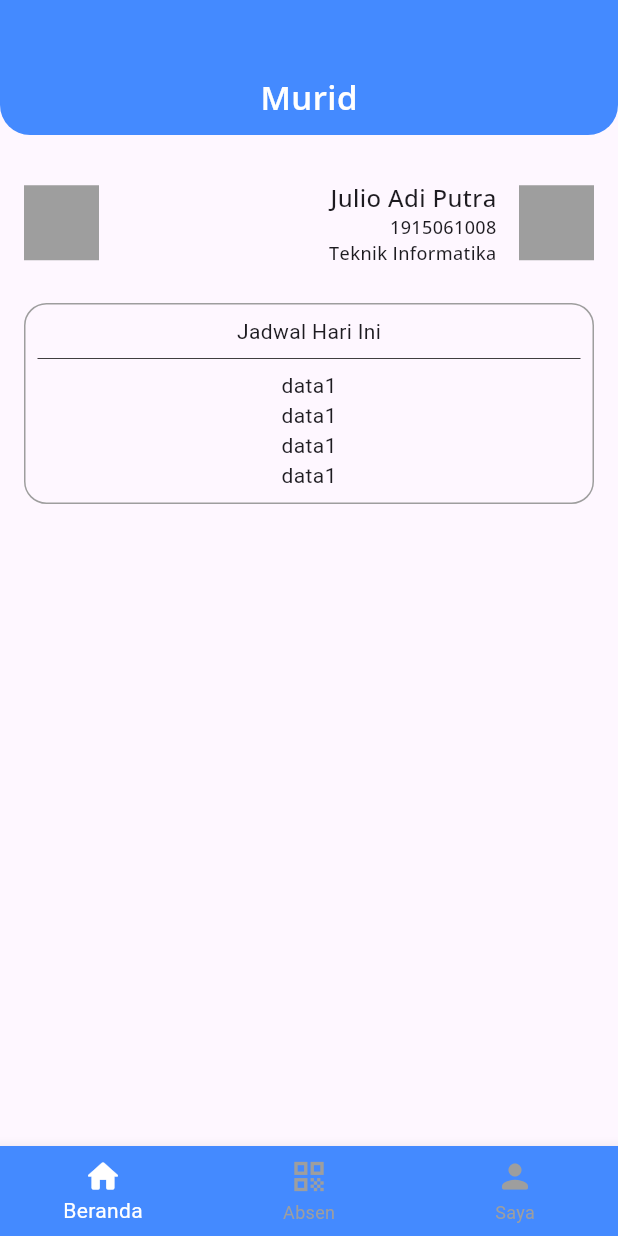
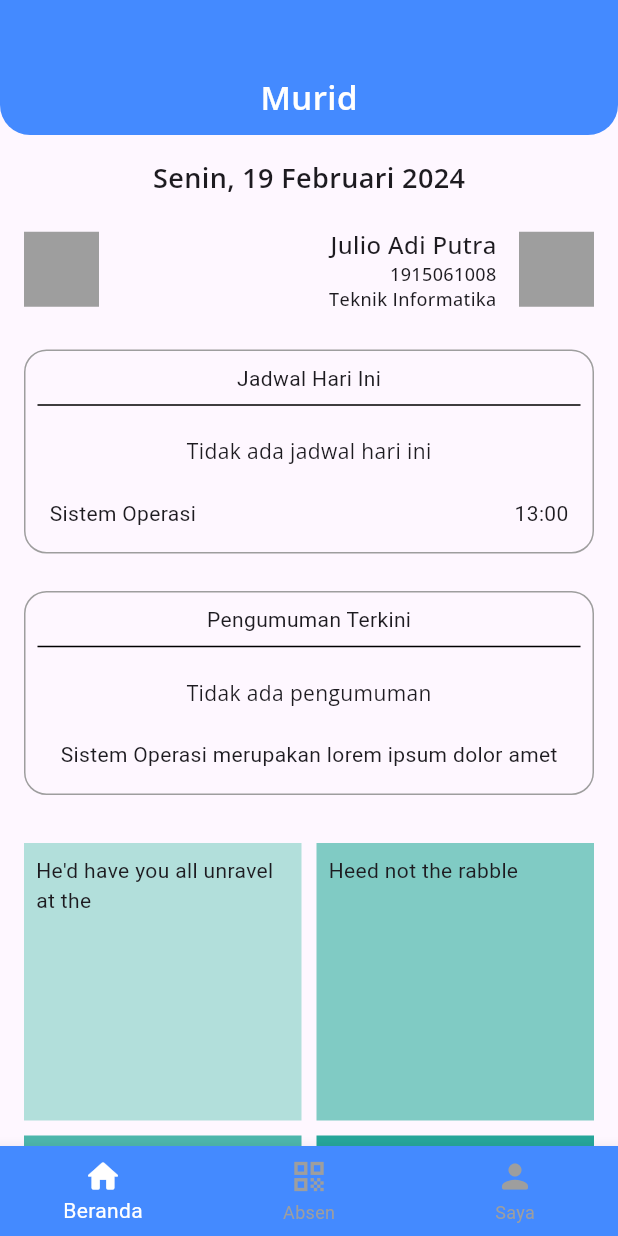
Before and after one commit to jujuupanda/sistem_informasi_management, a Flutter app: the MainPage screen opened by its route, on a phone screen of 412 x 824 dp. Run offline on Flutter 3.47's test engine with Material 3 defaults, Android fonts, the phone set to English and light mode, and no system bars; our stand-ins replace connectivity_plus, equatable, flutter_bloc, gap, go_router, google_fonts and 2 more; accounts and stored records are empty.

Commit message:
add widget for home page

```diff
--- a/lib/src/presentation/widgets/main/main_student_screen.dart
+++ b/lib/src/presentation/widgets/main/main_student_screen.dart
@@ -1,7 +1,10 @@
 import 'package:flutter/cupertino.dart';
 import 'package:flutter/material.dart';
+import 'package:flutter/widgets.dart';
 import 'package:gap/gap.dart';
 import 'package:google_fonts/google_fonts.dart';
+
+import '../../../utils/parse_day.dart';
 
 class MainPageStudent extends StatefulWidget {
   const MainPageStudent({
@@ -13,6 +16,17 @@ class MainPageStudent extends StatefulWidget {
 }
 
 class _MainPageStudentState extends State<MainPageStudent> {
+  late String dateString;
+  late DateTime dateNow;
+
+  @override
+  void initState() {
+    super.initState();
+
+    dateNow = DateTime.now();
+    dateString = currentTime(dateNow);
+  }
+
   @override
   Widget build(BuildContext context) {
     return Column(
@@ -42,11 +56,19 @@ class _MainPageStudentState extends State<MainPageStudent> {
             ),
           ),
         ),
-        Padding(
+        Expanded(
+          child: SingleChildScrollView(
+            child: Padding(
               padding: const EdgeInsets.symmetric(horizontal: 16),
               child: Column(
                 children: [
-              const Gap(30),
+                  const Gap(15),
+                  Text(
+                    dateString,
+                    style: GoogleFonts.openSans(
+                        fontWeight: FontWeight.w600, fontSize: 18),
+                  ),
+                  const Gap(20),
                   Row(
                     children: [
                       Container(
@@ -98,21 +120,115 @@ class _MainPageStudentState extends State<MainPageStudent> {
                       borderRadius: BorderRadius.circular(15),
                       border: Border.all(width: 1, color: Colors.grey),
                     ),
-                child: const Column(
+                    child: Column(
                       children: [
-                    Text("Jadwal Hari Ini"),
-                    Divider(
-                      thickness: 0.5,
+                        const Text("Jadwal Hari Ini"),
+                        const Divider(
+                          thickness: 1,
                           color: Colors.black,
                         ),
-                    Text("data1"),
-                    Text("data1"),
-                    Text("data1"),
-                    Text("data1"),
+                        const Gap(5),
+                        Padding(
+                          padding: const EdgeInsets.all(8),
+                          child: Text(
+                            "Tidak ada jadwal hari ini",
+                            style: GoogleFonts.openSans(),
+                          ),
+                        ),
+                        const Gap(5),
+                        const Padding(
+                          padding: EdgeInsets.all(8),
+                          child: Row(
+                            mainAxisAlignment: MainAxisAlignment.spaceBetween,
+                            children: [
+                              Text("Sistem Operasi"),
+                              Text("13:00"),
                             ],
                           ),
-              )
+                        ),
                       ],
+                    ),
+                  ),
+                  const Gap(25),
+                  Container(
+                    width: MediaQuery.of(context).size.width,
+                    padding: const EdgeInsets.all(8),
+                    decoration: BoxDecoration(
+                      borderRadius: BorderRadius.circular(15),
+                      border: Border.all(width: 1, color: Colors.grey),
+                    ),
+                    child: Column(
+                      children: [
+                        const Text("Pengumuman Terkini"),
+                        const Divider(
+                          thickness: 1,
+                          color: Colors.black,
+                        ),
+                        const Gap(5),
+                        Padding(
+                          padding: const EdgeInsets.all(8),
+                          child: Text(
+                            "Tidak ada pengumuman",
+                            style: GoogleFonts.openSans(),
+                          ),
+                        ),
+                        const Gap(5),
+                        const Padding(
+                          padding: EdgeInsets.all(8),
+                          child: Text(
+                            "Sistem Operasi merupakan lorem ipsum dolor amet",
+                            maxLines: 1,
+                            overflow: TextOverflow.ellipsis,
+                          ),
+                        ),
+                      ],
+                    ),
+                  ),
+                  GridView.count(
+                    crossAxisCount: 2,
+                    crossAxisSpacing: 10,
+                    mainAxisSpacing: 10,
+                    padding: const EdgeInsets.symmetric(vertical: 32),
+                    physics: const NeverScrollableScrollPhysics(),
+                    // to disable GridView's scrolling
+                    shrinkWrap: true,
+                    // You won't see infinite size error
+                    children: <Widget>[
+                      Container(
+                        padding: const EdgeInsets.all(8),
+                        color: Colors.teal[100],
+                        child: const Text("He'd have you all unravel at the"),
+                      ),
+                      Container(
+                        padding: const EdgeInsets.all(8),
+                        color: Colors.teal[200],
+                        child: const Text('Heed not the rabble'),
+                      ),
+                      Container(
+                        padding: const EdgeInsets.all(8),
+                        color: Colors.teal[300],
+                        child: const Text('Sound of screams but the'),
+                      ),
+                      Container(
+                        padding: const EdgeInsets.all(8),
+                        color: Colors.teal[400],
+                        child: const Text('Who scream'),
+                      ),
+                      Container(
+                        padding: const EdgeInsets.all(8),
+                        color: Colors.teal[500],
+                        child: const Text('Revolution is coming...'),
+                      ),
+                      Container(
+                        padding: const EdgeInsets.all(8),
+                        color: Colors.teal[600],
+                        child: const Text('Revolution, they...'),
+                      ),
+                    ],
+                  ),
+                ],
+              ),
+            ),
           ),
         ),
       ],
--- /dev/null
+++ b/lib/src/utils/parse_day.dart
@@ -0,0 +1,55 @@
+import 'package:intl/intl.dart';
+
+currentTime(DateTime dateTime) {
+  // DateTime dateNow = DateTime.now();
+  final date = DateFormat('EEEE, dd MMMM yyyy').format(dateTime);
+  final parsedDate = date.replaceAllMapped(
+    RegExp(
+        r'\b(January|February|March|April|May|June|July|August|September|October|November|December|Monday|Tuesday|Wednesday|Thursday|Friday|Saturday|Sunday)\b'),
+    (Match match) {
+      switch (match.group(0)) {
+        case 'January':
+          return 'Januari';
+        case 'February':
+          return 'Februari';
+        case 'March':
+          return 'Maret';
+        case 'April':
+          return 'April';
+        case 'May':
+          return 'Mei';
+        case 'June':
+          return 'Juni';
+        case 'July':
+          return 'Juli';
+        case 'August':
+          return 'Agustus';
+        case 'September':
+          return 'September';
+        case 'October':
+          return 'Oktober';
+        case 'November':
+          return 'November';
+        case 'December':
+          return 'Desember';
+        case 'Monday':
+          return 'Senin';
+        case 'Tuesday':
+          return 'Selasa';
+        case 'Wednesday':
+          return 'Rabu';
+        case 'Thursday':
+          return 'Kamis';
+        case 'Friday':
+          return 'Jumat';
+        case 'Saturday':
+          return 'Sabtu';
+        case 'Sunday':
+          return 'Minggu';
+        default:
+          return match.group(0)!;
+      }
+    },
+  );
+  return parsedDate;
+}
--- a/lib/src/utils/utils.dart
+++ b/lib/src/utils/utils.dart
@@ -1,2 +1,3 @@
 export 'assets.dart';
 export 'style.dart';
+export 'parse_day.dart';
--- a/pubspec.yaml
+++ b/pubspec.yaml
@@ -44,6 +44,7 @@ dependencies:
   shared_preferences: ^2.2.2
   connectivity_plus: ^5.0.2
   google_fonts: ^4.0.4
+  intl: ^0.19.0
 
 dev_dependencies:
   flutter_test:
```
Also changed, not shown: pubspec.lock, 2 other files. Lines whose indentation alone changed are shown as unchanged.
